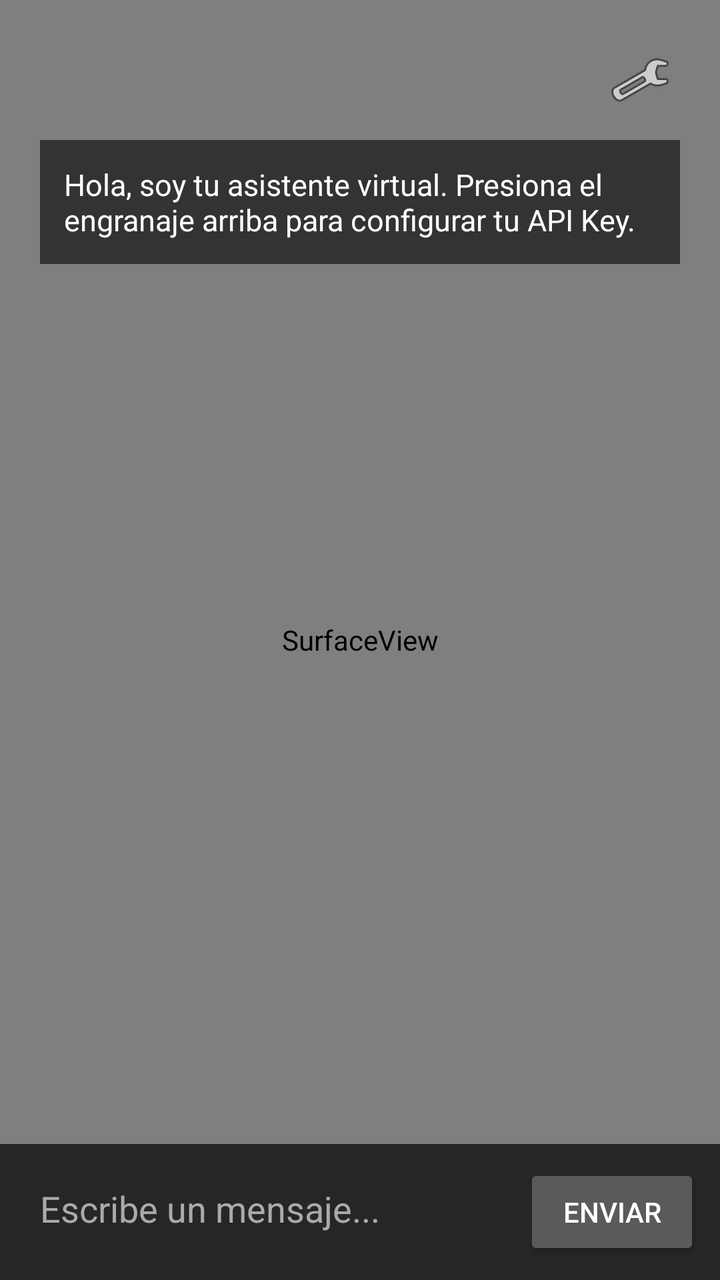
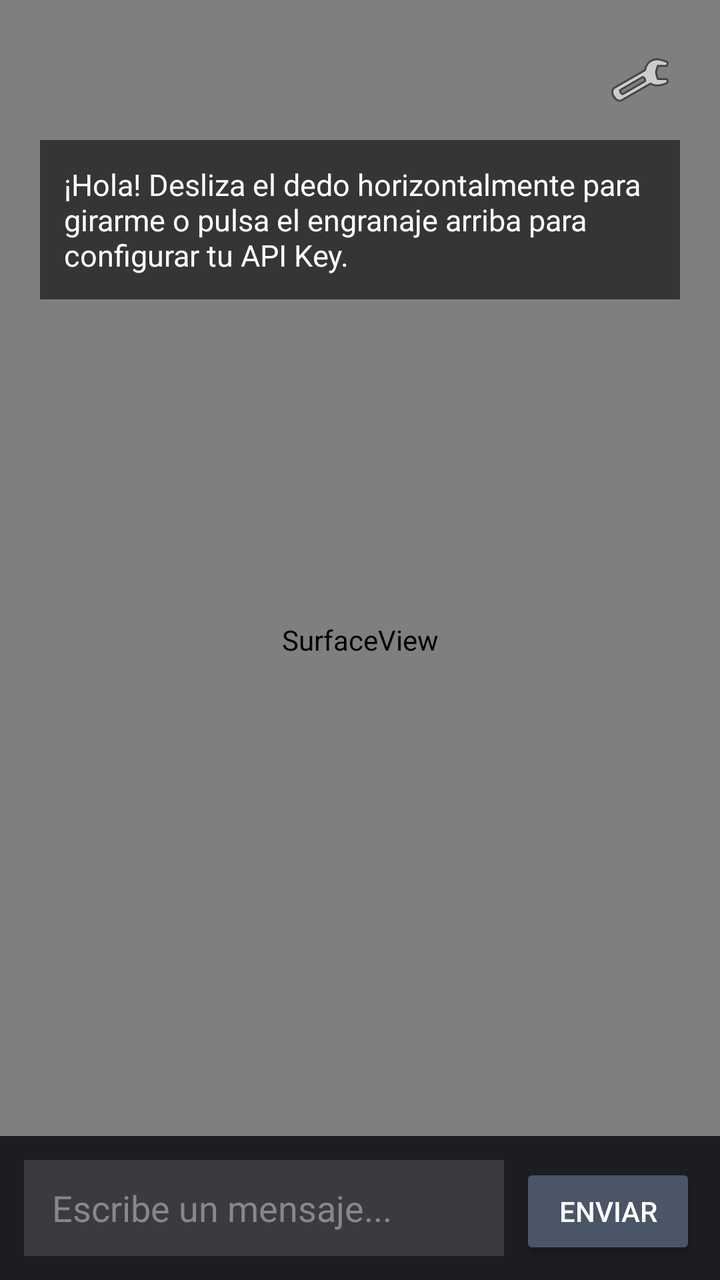

The first picture is an Android layout as it rendered before a commit; the second is the same layout after the commit. The layout source and the unified diff follow.
<!-- AndroidManifest.xml: application theme Theme.AppCompat.NoActionBar -->
<!-- res/layout/activity_main.xml -->
<?xml version="1.0" encoding="utf-8"?>
<FrameLayout xmlns:android="http://schemas.android.com/apk/res/android"
    android:layout_width="match_parent"
    android:layout_height="match_parent">

    
    <SurfaceView
        android:id="@+id/surfaceView"
        android:layout_width="match_parent"
        android:layout_height="match_parent" />

    
    <ImageButton
        android:id="@+id/btnSettings"
        android:layout_width="48dp"
        android:layout_height="48dp"
        android:layout_gravity="top|end"
        android:layout_margin="16dp"
        android:background="?attr/selectableItemBackgroundBorderless"
        android:src="@android:drawable/ic_menu_manage"
        android:contentDescription="Configurar API Key" />

    
    <TextView
        android:id="@+id/txtResponse"
        android:layout_width="match_parent"
        android:layout_height="wrap_content"
        android:layout_gravity="top|center_horizontal"
        android:layout_marginHorizontal="20dp"
        android:layout_marginTop="70dp"
        android:background="#99000000"
        android:padding="12dp"
        android:textColor="#FFFFFF"
        android:textSize="15sp"
        android:text="Hola, soy tu asistente virtual. Presiona el engranaje arriba para configurar tu API Key."
        android:visibility="visible" />

    
    <LinearLayout
        android:layout_width="match_parent"
        android:layout_height="wrap_content"
        android:layout_gravity="bottom"
        android:orientation="horizontal"
        android:padding="10dp"
        android:background="#B3000000">

        <EditText
            android:id="@+id/inputMessage"
            android:layout_width="0dp"
            android:layout_height="wrap_content"
            android:layout_weight="1"
            android:hint="Escribe un mensaje..."
            android:textColor="#FFFFFF"
            android:textColorHint="#AAAAAA"
            android:padding="10dp"
            android:background="@android:color/transparent" />

        <Button
            android:id="@+id/btnSend"
            android:layout_width="wrap_content"
            android:layout_height="wrap_content"
            android:text="Enviar" />
    </LinearLayout>
</FrameLayout>
<!-- resources referenced by this layout -->
<resources>

</resources>

<!-- the commit's change to res/layout/activity_main.xml (unified diff, before → after) -->
@@ -28,37 +28,42 @@
         android:layout_gravity="top|center_horizontal"
         android:layout_marginHorizontal="20dp"
         android:layout_marginTop="70dp"
-        android:background="#99000000"
+        android:background="#AA111116"
         android:padding="12dp"
         android:textColor="#FFFFFF"
         android:textSize="15sp"
-        android:text="Hola, soy tu asistente virtual. Presiona el engranaje arriba para configurar tu API Key."
-        android:visibility="visible" />
+        android:text="¡Hola! Desliza el dedo horizontalmente para girarme o pulsa el engranaje arriba para configurar tu API Key." />
 
     
     <LinearLayout
+        android:id="@+id/bottomBar"
         android:layout_width="match_parent"
         android:layout_height="wrap_content"
         android:layout_gravity="bottom"
         android:orientation="horizontal"
-        android:padding="10dp"
-        android:background="#B3000000">
+        android:padding="12dp"
+        android:background="#E6121218">
 
         <EditText
             android:id="@+id/inputMessage"
             android:layout_width="0dp"
             android:layout_height="wrap_content"
             android:layout_weight="1"
+            android:minHeight="48dp"
             android:hint="Escribe un mensaje..."
             android:textColor="#FFFFFF"
-            android:textColorHint="#AAAAAA"
-            android:padding="10dp"
-            android:background="@android:color/transparent" />
+            android:textColorHint="#888888"
+            android:paddingHorizontal="14dp"
+            android:background="#22FFFFFF" />
 
         <Button
             android:id="@+id/btnSend"
             android:layout_width="wrap_content"
             android:layout_height="wrap_content"
-            android:text="Enviar" />
+            android:layout_marginStart="8dp"
+            android:minHeight="48dp"
+            android:text="ENVIAR"
+            android:textColor="#FFFFFF"
+            android:backgroundTint="#4A5568" />
     </LinearLayout>
 </FrameLayout>
